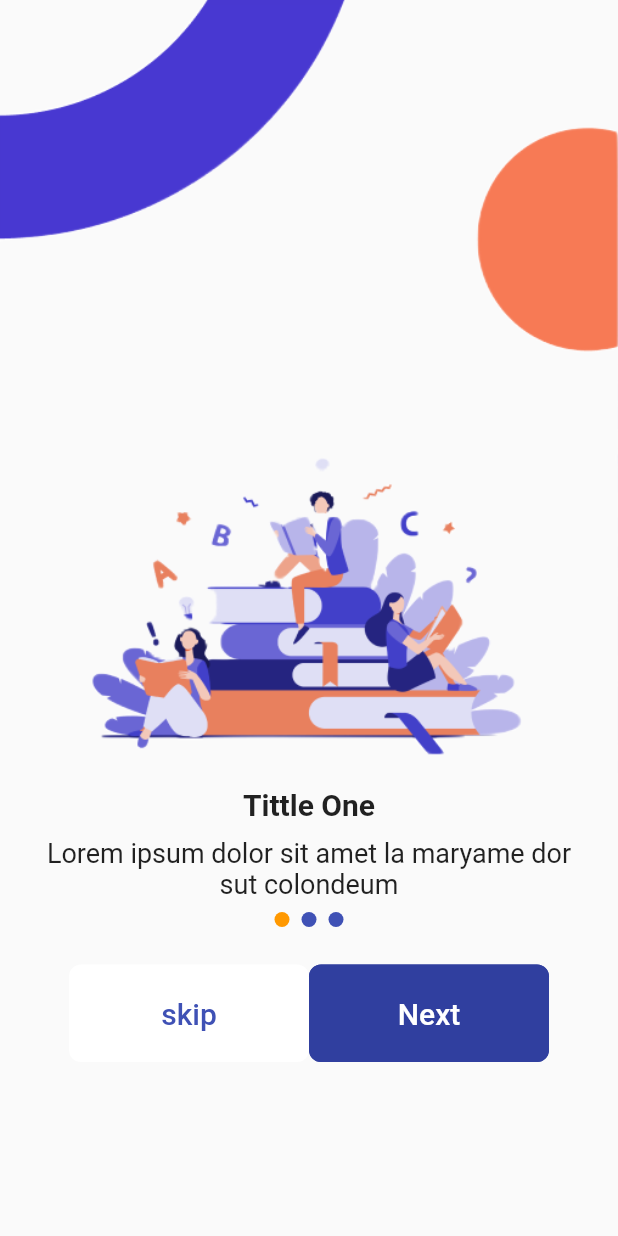
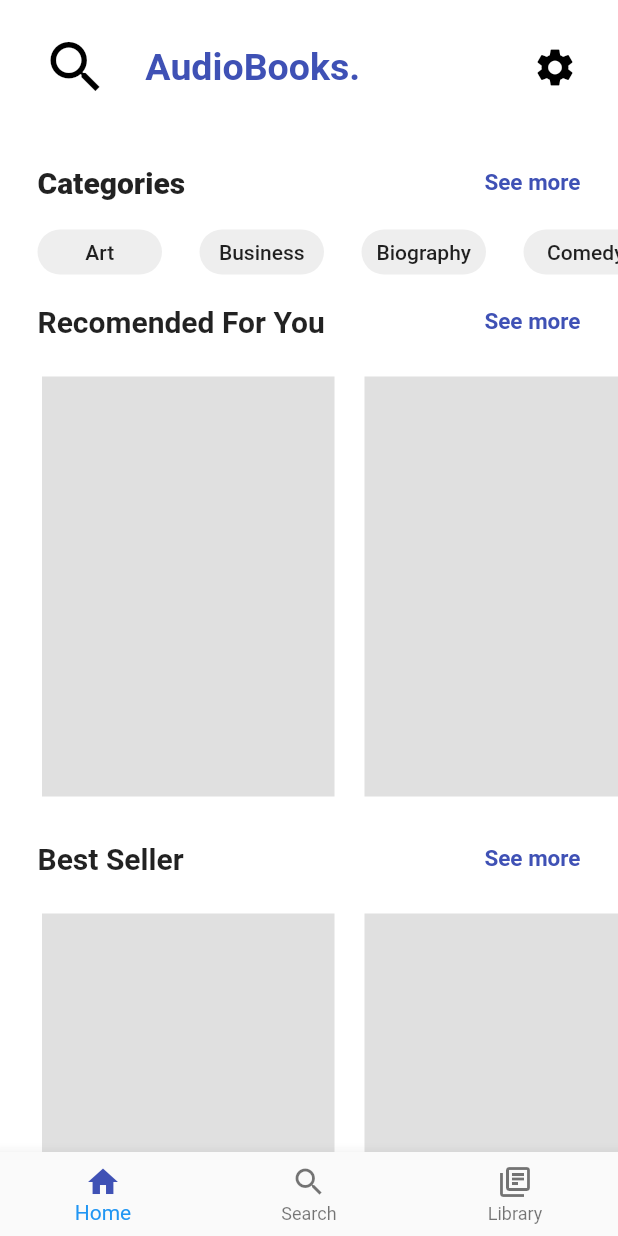
Before and after one commit to viviint/latihan_4, a Flutter app: the screen it shows after launch, on a phone screen of 412 x 824 dp. Run offline on Flutter 3.47's test engine with Material 2 defaults, Android fonts, the phone set to English and light mode, and no system bars; drawn by our look-alikes of smooth_page_indicator; our stand-ins replace get.

Commit message:
latihan4

```diff
--- /dev/null
+++ b/lib/bottommenu/bottommenu copy/bottommenu.dart
@@ -0,0 +1,86 @@
+import 'package:flutter/material.dart';
+import 'package:flutter/rendering.dart';
+import 'package:get/get.dart';
+import 'package:latihan_4/bottommenu/bottommenu%20copy/page1.dart';
+import 'package:latihan_4/bottommenu/bottommenu%20copy/page2.dart';
+import 'package:latihan_4/bottommenu/bottommenu%20copy/page3.dart';
+
+class Bottommenu extends StatefulWidget {
+  const Bottommenu({Key? key}) : super(key: key);
+
+  @override
+  _BottommenuState createState() => _BottommenuState();
+}
+
+class _BottommenuState extends State<Bottommenu> {
+  int currentIndex = 0;
+  final List<Widget> body = [One(), Two(), Three()];
+
+  @override
+  Widget build(BuildContext context) {
+    return Scaffold(
+      appBar: AppBar(
+        shadowColor: Colors.transparent,
+        toolbarHeight: 90,
+        backgroundColor: Colors.white,
+        title: const Text(
+          "    AudioBooks.",
+          style: TextStyle(
+              color: Colors.indigo, fontWeight: FontWeight.w700, fontSize: 25),
+        ),
+        leading: IconButton(
+            icon: const Padding(
+              padding: EdgeInsets.only(left: 20),
+              child: Icon(
+                Icons.search,
+                color: Colors.black,
+                size: 45,
+              ),
+            ),
+            onPressed: () {}),
+        actions: const [
+          Padding(
+            padding: EdgeInsets.only(right: 27),
+            child: Icon(
+              Icons.settings,
+              color: Colors.black,
+              size: 30,
+            ),
+          )
+        ],
+      ),
+      body: body[currentIndex],
+      bottomNavigationBar: BottomNavigationBar(
+        onTap: ontap,
+        currentIndex: currentIndex,
+        items: const [
+          BottomNavigationBarItem(
+              icon: Icon(Icons.home),
+              label: 'Home',
+              activeIcon: Icon(
+                Icons.home,
+                color: Colors.indigo,
+              )),
+          BottomNavigationBarItem(
+            icon: Icon(Icons.search),
+            label: 'Search',
+            activeIcon: Icon(Icons.search_outlined, color: Colors.indigo),
+          ),
+          BottomNavigationBarItem(
+              icon: Icon(Icons.library_books_outlined),
+              label: 'Library',
+              activeIcon: Icon(
+                Icons.library_books_outlined,
+                color: Colors.indigo,
+              )),
+        ],
+      ),
+    );
+  }
+
+  void ontap(int index) {
+    setState(() {
+      currentIndex = index;
+    });
+  }
+}
--- /dev/null
+++ b/lib/bottommenu/bottommenu copy/page1.dart
@@ -0,0 +1,161 @@
+import 'package:flutter/cupertino.dart';
+import 'package:flutter/material.dart';
+import 'package:get/get.dart';
+import 'package:latihan_4/controller/category_controller.dart';
+import 'package:latihan_4/widget/category_select.dart';
+
+class One extends StatefulWidget {
+  final catController = Get.put(CategoryController());
+  One({Key? key}) : super(key: key);
+
+  @override
+  _OneState createState() => _OneState();
+}
+
+class _OneState extends State<One> {
+  int selectedValue = 0;
+
+  @override
+  Widget build(BuildContext context) {
+    return Scaffold(
+        backgroundColor: Colors.white,
+        body: ListView(
+          shrinkWrap: true,
+          children: [
+            Column(
+              children: [
+                Row(
+                  mainAxisAlignment: MainAxisAlignment.spaceBetween,
+                  children: const [
+                    Padding(
+                      padding: EdgeInsets.only(left: 25, top: 20, bottom: 10),
+                      child: Text(
+                        "Categories",
+                        style: TextStyle(
+                            fontSize: 20, fontWeight: FontWeight.w800),
+                      ),
+                    ),
+                    Padding(
+                      padding: EdgeInsets.only(right: 25, top: 20, bottom: 10),
+                      child: Text(
+                        'See more',
+                        style: TextStyle(
+                            fontSize: 15,
+                            color: Colors.indigo,
+                            fontWeight: FontWeight.w600),
+                      ),
+                    ),
+                  ],
+                ),
+                SizedBox(
+                  height: 50,
+                  child: GetBuilder<CategoryController>(builder: (cat) {
+                    return ListView.builder(
+                      shrinkWrap: true,
+                      itemCount: cat.category.length,
+                      scrollDirection: Axis.horizontal,
+                      itemBuilder: (context, index) => CategorySelect(
+                          title: cat.category[index].categoryName!),
+                    );
+                  }),
+                ),
+                Row(
+                  mainAxisAlignment: MainAxisAlignment.spaceBetween,
+                  children: const [
+                    Padding(
+                      padding: EdgeInsets.only(left: 25, top: 10, bottom: 10),
+                      child: Text(
+                        "Recomended For You",
+                        style: TextStyle(
+                            fontSize: 20, fontWeight: FontWeight.w600),
+                      ),
+                    ),
+                    Padding(
+                      padding: EdgeInsets.only(right: 25, top: 10, bottom: 10),
+                      child: Text(
+                        'See more',
+                        style: TextStyle(
+                            fontSize: 15,
+                            color: Colors.indigo,
+                            fontWeight: FontWeight.w600),
+                      ),
+                    ),
+                  ],
+                ),
+                Padding(
+                  padding: const EdgeInsets.only(left: 18, top: 5, bottom: 10),
+                  child: Container(
+                    child: SingleChildScrollView(
+                      child: Column(
+                        children: [
+                          SizedBox(
+                            height: 300,
+                            child: ListView.builder(
+                                itemCount: 15,
+                                scrollDirection: Axis.horizontal,
+                                itemBuilder: (context, index) => Container(
+                                      height: 100,
+                                      width: 195,
+                                      margin: EdgeInsets.all(10),
+                                      child: Center(),
+                                      color: Colors.grey.shade300,
+                                    )),
+                          )
+                        ],
+                      ),
+                    ),
+                  ),
+                ),
+                Row(
+                  mainAxisAlignment: MainAxisAlignment.spaceBetween,
+                  children: const [
+                    Padding(
+                      padding: EdgeInsets.only(left: 25, top: 10, bottom: 10),
+                      child: Text(
+                        "Best Seller",
+                        style: TextStyle(
+                            fontSize: 20, fontWeight: FontWeight.w600),
+                      ),
+                    ),
+                    Padding(
+                      padding: EdgeInsets.only(right: 25, top: 10, bottom: 10),
+                      child: Text(
+                        'See more',
+                        style: TextStyle(
+                            fontSize: 15,
+                            color: Colors.indigo,
+                            fontWeight: FontWeight.w600),
+                      ),
+                    ),
+                  ],
+                ),
+                Padding(
+                  padding: const EdgeInsets.only(left: 18, top: 5, bottom: 10),
+                  child: Container(
+                    child: SingleChildScrollView(
+                      child: Column(
+                        children: [
+                          SizedBox(
+                            height: 300,
+                            child: ListView.builder(
+                                itemCount: 15,
+                                scrollDirection: Axis.horizontal,
+                                itemBuilder: (context, index) => Container(
+                                      height: 100,
+                                      width: 195,
+                                      margin: EdgeInsets.all(10),
+                                      child: Center(),
+                                      color: Colors.grey.shade300,
+                                    )),
+                          )
+                        ],
+                      ),
+                    ),
+                  ),
+                ),
+              ],
+            ),
+          ],
+        ));
+  }
+}
--- /dev/null
+++ b/lib/bottommenu/bottommenu copy/page2.dart
@@ -0,0 +1,18 @@
+import 'package:flutter/cupertino.dart';
+
+class Two extends StatefulWidget {
+  const Two({Key? key}) : super(key: key);
+
+  @override
+  _TwoState createState() => _TwoState();
+}
+
+class _TwoState extends State<Two> {
+  int selectedValue = 0;
+  @override
+  Widget build(BuildContext context) {
+    return Center(
+      child: Text('Page Search'),
+    );
+  }
+}
--- /dev/null
+++ b/lib/bottommenu/bottommenu copy/page3.dart
@@ -0,0 +1,18 @@
+import 'package:flutter/cupertino.dart';
+
+class Three extends StatefulWidget {
+  const Three({Key? key}) : super(key: key);
+
+  @override
+  _ThreeState createState() => _ThreeState();
+}
+
+class _ThreeState extends State<Three> {
+  int selectedValue = 0;
+  @override
+  Widget build(BuildContext context) {
+    return Center(
+      child: Text('Page Library'),
+    );
+  }
+}
--- a/lib/main.dart
+++ b/lib/main.dart
@@ -1,5 +1,6 @@
 import 'package:flutter/material.dart';
 import 'package:get/get.dart';
+import 'package:latihan_4/bottommenu/bottommenu%20copy/bottommenu.dart';
 import 'package:latihan_4/confirmationpage.dart';
 import 'package:latihan_4/errorpage.dart';
 import 'package:latihan_4/homepage1.dart';
@@ -23,7 +24,7 @@ class MyApp extends StatelessWidget {
       theme: ThemeData(
         primarySwatch: Colors.blue,
       ),
-      home: Splash(),
+      home: Bottommenu(),
     );
   }
 }
--- a/lib/widget/category_select.dart
+++ b/lib/widget/category_select.dart
@@ -16,12 +16,13 @@ class CategorySelect extends StatelessWidget {
           child: Text(
             title,
             textAlign: TextAlign.center,
-            style: TextStyle(color: Colors.white, fontWeight: FontWeight.w300),
+            style:
+                TextStyle(color: Colors.black87, fontWeight: FontWeight.w500),
           ),
         ),
         decoration: BoxDecoration(
-          borderRadius: BorderRadius.circular(50),
-          color: Colors.indigo[200],
+          borderRadius: BorderRadius.circular(35),
+          color: Colors.grey.shade200,
         ),
       ),
     );
```
